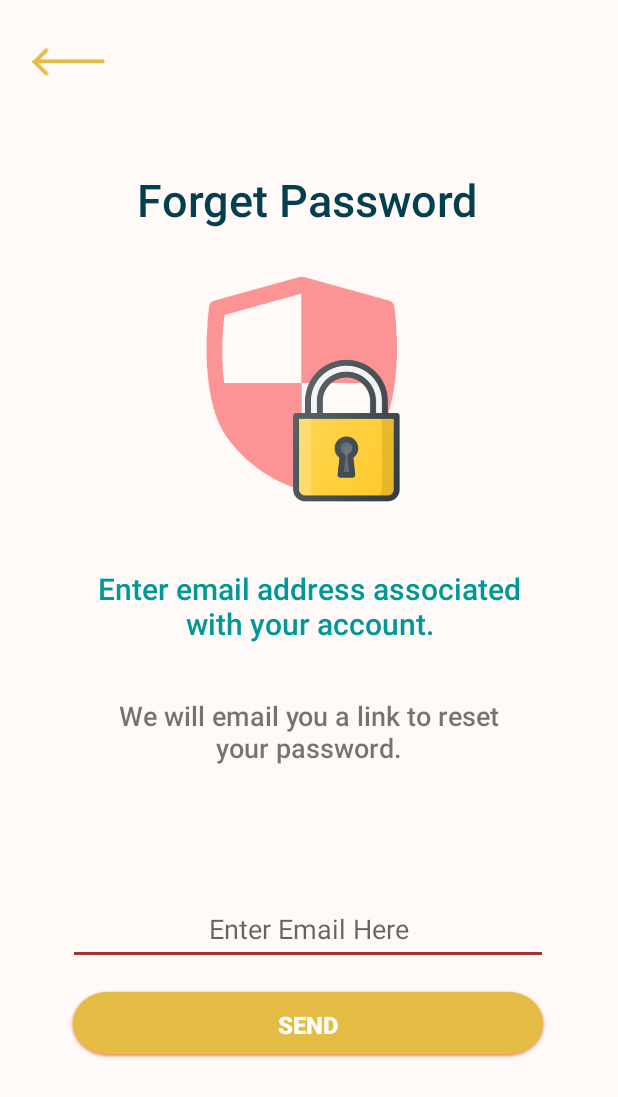
After one commit to huizhen17/BowlHealthy, an Android app: the ForgetPassword screen opened directly, with no data from a screen before it, on a phone screen of 412 x 824 dp. The commit adds this screen. Shown: the top 1097 px of the screen. Run offline under Robolectric (Android 15) with nearby library versions, the phone set to English and light mode, and no system bars; our stand-ins replace Firebase (no records; nobody signed in at launch, a user with empty details on screens opened directly); Roboto replaces fonts that are not available here.

Commit message:
Forget Password

```diff
--- /dev/null
+++ b/app/src/main/java/com/example/bowlhealthy/ForgetPassword.java
@@ -0,0 +1,66 @@
+package com.example.bowlhealthy;
+
+import androidx.annotation.NonNull;
+import androidx.appcompat.app.AppCompatActivity;
+
+import android.content.Intent;
+import android.os.Bundle;
+import android.util.Patterns;
+import android.view.View;
+import android.widget.EditText;
+import android.widget.Toast;
+
+import com.google.android.gms.tasks.OnCompleteListener;
+import com.google.android.gms.tasks.Task;
+import com.google.firebase.auth.FirebaseAuth;
+
+public class ForgetPassword extends AppCompatActivity {
+
+    EditText metEmailRecover;
+    String emailRecover;
+    FirebaseAuth mAuth = FirebaseAuth.getInstance();
+
+    @Override
+    protected void onCreate(Bundle savedInstanceState) {
+        super.onCreate(savedInstanceState);
+        setContentView(R.layout.activity_forget_password);
+
+        metEmailRecover = findViewById(R.id.etSendEmail);
+    }
+
+    public void btnOnClick_back(View view) {
+        super.onBackPressed();
+    }
+
+    public void btnOnClick_send(View view) {
+        emailRecover = metEmailRecover.getText().toString();
+
+        if(emailRecover.isEmpty()){
+            metEmailRecover.setError("Email required");
+            metEmailRecover.requestFocus();
+            return;
+        }
+
+        if(!Patterns.EMAIL_ADDRESS.matcher(emailRecover).matches()){
+            metEmailRecover.setError("Please enter valid email");
+            metEmailRecover.requestFocus();
+            return;
+        }
+
+        mAuth.sendPasswordResetEmail(emailRecover).addOnCompleteListener(new OnCompleteListener<Void>() {
+            @Override
+            public void onComplete(@NonNull Task<Void> task) {
+                if(task.isSuccessful()){
+                    Toast.makeText(ForgetPassword.this,"Password send to your email",Toast.LENGTH_SHORT).show();
+                    Intent intent = new Intent(ForgetPassword.this,LoginActivity.class);
+                    intent.setFlags(Intent.FLAG_ACTIVITY_CLEAR_TOP);
+                    startActivity(intent);
+                }
+                else{
+                    Toast.makeText(ForgetPassword.this,"Some error occured.Please try again later!",Toast.LENGTH_SHORT).show();
+                }
+            }
+        });
+
+    }
+}
--- a/app/src/main/java/com/example/bowlhealthy/LoginActivity.java
+++ b/app/src/main/java/com/example/bowlhealthy/LoginActivity.java
@@ -16,6 +16,7 @@ import com.google.android.gms.tasks.Task;
 import com.google.firebase.auth.AuthResult;
 import com.google.firebase.auth.FirebaseAuth;
 import com.google.firebase.auth.FirebaseUser;
+import com.google.firebase.firestore.FirebaseFirestore;
 
 public class LoginActivity extends AppCompatActivity {
 
@@ -32,7 +33,6 @@ public class LoginActivity extends AppCompatActivity {
         etPassword = findViewById(R.id.loginPs);
     }
 
-    //Hello by Ezra
     @Override
     public void onStart() {
         super.onStart();
@@ -92,10 +92,10 @@ public class LoginActivity extends AppCompatActivity {
                     }
                 });
 
-        Intent intent = new Intent(this,MainActivity.class);
-        startActivity(intent);
     }
 
     public void linkOnClick_forgetPw(View view) {
+        Intent intent = new Intent(this,ForgetPassword.class);
+        startActivity(intent);
     }
 }
--- a/app/src/main/java/com/example/bowlhealthy/MainAdapter.java
+++ b/app/src/main/java/com/example/bowlhealthy/MainAdapter.java
@@ -40,7 +40,6 @@ public class MainAdapter extends RecyclerView.Adapter<MainAdapter.ViewHolder> {
         holder.title.setText(mainModels.get(position).getTitle());
         holder.desc.setText(mainModels.get(position).getDesc());
 
-
     }
 
     @Override
--- /dev/null
+++ b/app/src/main/res/layout/activity_forget_password.xml
@@ -0,0 +1,113 @@
+<?xml version="1.0" encoding="utf-8"?>
+<androidx.constraintlayout.widget.ConstraintLayout xmlns:android="http://schemas.android.com/apk/res/android"
+    xmlns:app="http://schemas.android.com/apk/res-auto"
+    xmlns:tools="http://schemas.android.com/tools"
+    android:layout_width="match_parent"
+    android:layout_height="match_parent"
+    android:background="@color/colorBg"
+    tools:context=".ForgetPassword">
+
+    <Button
+        android:id="@+id/btnSendEmail"
+        android:layout_width="320dp"
+        android:layout_height="47dp"
+        android:layout_marginBottom="36dp"
+        android:background="@drawable/button_bg"
+        android:fontFamily="sans-serif-black"
+        android:text="SEND"
+        android:onClick="btnOnClick_send"
+        android:textColor="#FFFFFF"
+        android:textSize="16sp"
+        app:layout_constraintBottom_toBottomOf="parent"
+        app:layout_constraintEnd_toEndOf="@+id/etSendEmail"
+        app:layout_constraintHorizontal_bias="0.0"
+        app:layout_constraintStart_toStartOf="@+id/etSendEmail"
+        app:layout_constraintTop_toBottomOf="@+id/etSendEmail"
+        app:layout_constraintVertical_bias="0.163" />
+
+    <ImageView
+        android:id="@+id/ivBack"
+        android:onClick="btnOnClick_back"
+        android:layout_width="60dp"
+        android:layout_height="19dp"
+        app:layout_constraintBottom_toBottomOf="parent"
+        app:layout_constraintEnd_toEndOf="parent"
+        app:layout_constraintHorizontal_bias="0.045"
+        app:layout_constraintStart_toStartOf="parent"
+        app:layout_constraintTop_toTopOf="parent"
+        app:layout_constraintVertical_bias="0.04"
+        app:srcCompat="@drawable/back_arrow" />
+
+    <TextView
+        android:id="@+id/textView10"
+        android:layout_width="wrap_content"
+        android:layout_height="wrap_content"
+        android:fontFamily="sans-serif-medium"
+        android:text="Forget Password"
+        android:textColor="@color/colorPrimaryDark"
+        android:textSize="30sp"
+        app:layout_constraintBottom_toBottomOf="parent"
+        app:layout_constraintEnd_toEndOf="parent"
+        app:layout_constraintHorizontal_bias="0.496"
+        app:layout_constraintStart_toStartOf="parent"
+        app:layout_constraintTop_toTopOf="parent"
+        app:layout_constraintVertical_bias="0.144" />
+
+    <ImageView
+        android:id="@+id/imageView5"
+        android:layout_width="wrap_content"
+        android:layout_height="wrap_content"
+        app:layout_constraintBottom_toBottomOf="parent"
+        app:layout_constraintEnd_toEndOf="@+id/textView10"
+        app:layout_constraintHorizontal_bias="0.493"
+        app:layout_constraintStart_toStartOf="@+id/textView10"
+        app:layout_constraintTop_toBottomOf="@+id/textView10"
+        app:layout_constraintVertical_bias="0.051"
+        app:srcCompat="@drawable/forget_pw" />
+
+    <TextView
+        android:id="@+id/textView11"
+        android:layout_width="293dp"
+        android:layout_height="54dp"
+        android:fontFamily="sans-serif-medium"
+        android:text="@string/forgetps_maintext"
+        android:textAlignment="center"
+        android:textColor="#009896"
+        android:textSize="20sp"
+        app:layout_constraintBottom_toBottomOf="parent"
+        app:layout_constraintEnd_toEndOf="@+id/imageView5"
+        app:layout_constraintHorizontal_bias="0.495"
+        app:layout_constraintStart_toStartOf="@+id/imageView5"
+        app:layout_constraintTop_toBottomOf="@+id/imageView5"
+        app:layout_constraintVertical_bias="0.097" />
+
+    <TextView
+        android:id="@+id/textView12"
+        android:layout_width="280dp"
+        android:layout_height="48dp"
+        android:fontFamily="sans-serif-medium"
+        android:text="@string/forgetps_mainsdesc"
+        android:textAlignment="center"
+        android:textSize="18sp"
+        app:layout_constraintBottom_toBottomOf="parent"
+        app:layout_constraintEnd_toEndOf="@+id/textView11"
+        app:layout_constraintHorizontal_bias="0.461"
+        app:layout_constraintStart_toStartOf="@+id/textView11"
+        app:layout_constraintTop_toBottomOf="@+id/textView11"
+        app:layout_constraintVertical_bias="0.094" />
+
+    <EditText
+        android:id="@+id/etSendEmail"
+        android:layout_width="320dp"
+        android:layout_height="47dp"
+        android:ems="10"
+        android:hint="Enter Email Here"
+        android:inputType="textEmailAddress"
+        android:textAlignment="center"
+        android:textSize="18sp"
+        app:layout_constraintBottom_toBottomOf="parent"
+        app:layout_constraintEnd_toEndOf="@+id/textView12"
+        app:layout_constraintStart_toStartOf="@+id/textView12"
+        app:layout_constraintTop_toBottomOf="@+id/textView12"
+        app:layout_constraintVertical_bias="0.316" />
+</androidx.constraintlayout.widget.ConstraintLayout>
--- a/app/src/main/res/values/strings.xml
+++ b/app/src/main/res/values/strings.xml
@@ -1,5 +1,9 @@
 <resources>
     <string name="app_name">BowlHealthy</string>
+    <string name="Open">Open</string>
+    <string name="Close">Close</string>
+    <string name="forgetps_maintext">Enter email address associated with your account.</string>
+    <string name="forgetps_mainsdesc">We will email you a link to reset your password.</string>
     <string name="signuptnc">I agree with the <i>Terms of Services</i> and <i>Privacy Policy</i>.</string>
     <string name="main_custom">Select Own Base, Toppings, Sauces,Proteins! Lets Create Your Own Bowl! </string>
     <string name="main_poke">Originated In Hawaii. Traditionally They Contain Raw Fish, Rice And Vegetables. </string>
```
Also changed, not shown: app/src/main/AndroidManifest.xml (+5 -3 lines), app/src/main/java/com/example/bowlhealthy/MainActivity.java (+114 -8 lines), app/src/main/res/layout/activity_main.xml (+33 -31 lines), app/src/main/res/layout/header.xml (+9 -10 lines), app/src/main/res/menu/main_menu.xml (+7 -4 lines).
